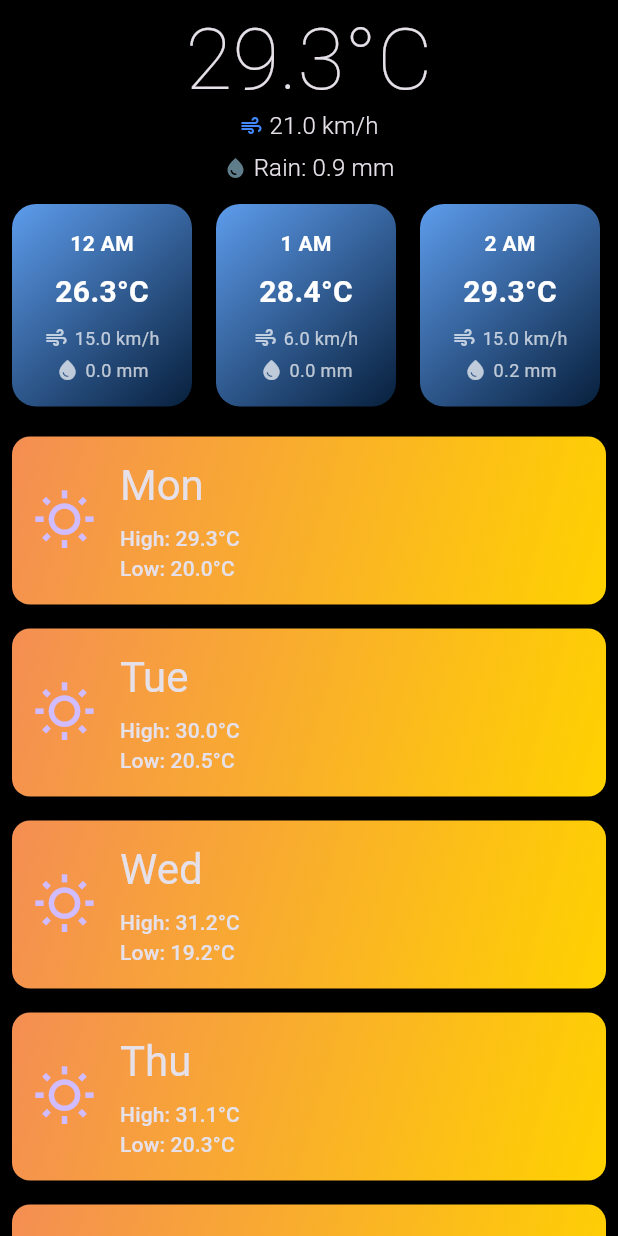
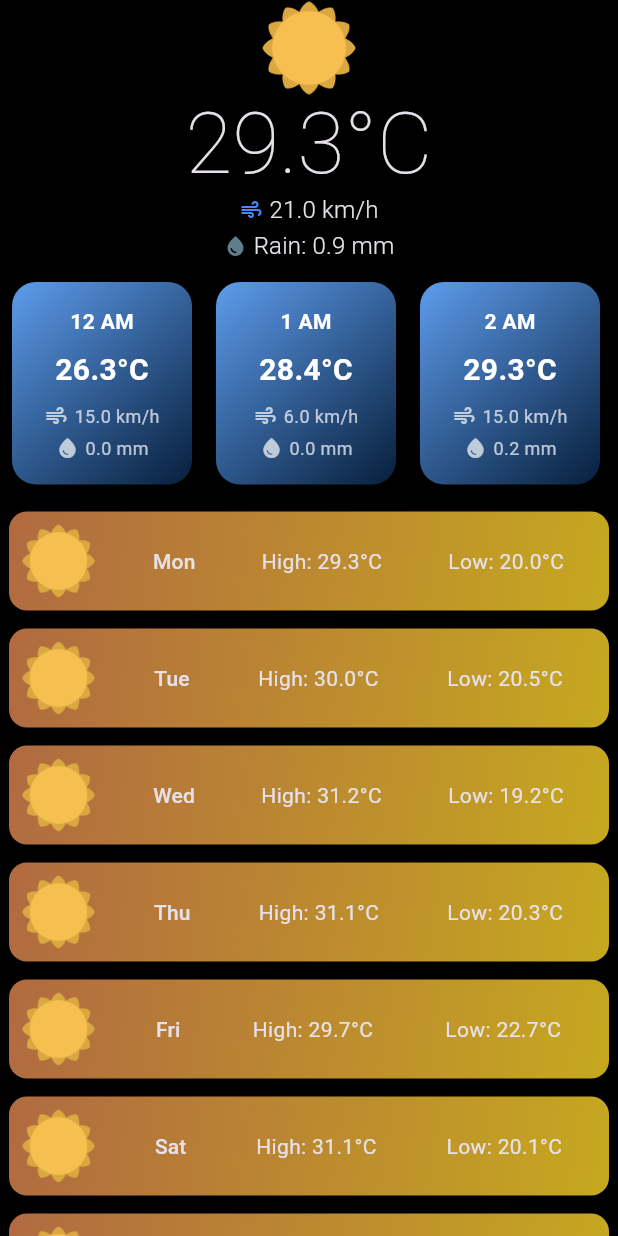
Before and after one commit to Ceren-Canbaz/weather_charts, a Flutter app: the screen it shows after launch, on a phone screen of 412 x 824 dp. Run offline on Flutter 3.47's test engine with Material 3 defaults, Android fonts, the phone set to English and light mode, and no system bars.

Commit message:
feat: icon generator added

```diff
--- a/lib/views/widgets/weather_widgets/current_weather.dart
+++ b/lib/views/widgets/weather_widgets/current_weather.dart
@@ -1,5 +1,6 @@
 import 'package:flutter/material.dart';
 import 'package:weather_charts/viewmodels/weather_viewmodel.dart';
+import 'package:weather_charts/views/widgets/weather_widgets/weather_icon.dart';
 
 class CurrentWeatherWidget extends StatelessWidget {
   const CurrentWeatherWidget({super.key});
@@ -14,7 +15,10 @@ class CurrentWeatherWidget extends StatelessWidget {
       mainAxisSize: MainAxisSize.min,
       crossAxisAlignment: CrossAxisAlignment.center,
       children: [
-        const SizedBox(height: 8),
+        WeatherIcon(
+          temperature: viewModel.getCurrentWeather().temperature,
+          size: 64,
+        ),
         Text(
           '${currentWeather.temperature.toStringAsFixed(1)}°C',
           style: Theme.of(context).textTheme.displayLarge?.copyWith(
@@ -36,7 +40,6 @@ class CurrentWeatherWidget extends StatelessWidget {
             ),
           ],
         ),
-        const SizedBox(height: 4),
         Row(
           mainAxisAlignment: MainAxisAlignment.center,
           children: [
--- a/lib/views/widgets/weather_widgets/weather_day_card.dart
+++ b/lib/views/widgets/weather_widgets/weather_day_card.dart
@@ -1,4 +1,5 @@
 import 'package:flutter/material.dart';
+import 'package:weather_charts/views/widgets/weather_widgets/weather_icon.dart';
 
 class WeatherDayCard extends StatelessWidget {
   final String day;
@@ -15,9 +16,9 @@ class WeatherDayCard extends StatelessWidget {
   @override
   Widget build(BuildContext context) {
     return Padding(
-      padding: const EdgeInsets.all(8.0),
+      padding: const EdgeInsets.all(6.0),
       child: Container(
-        padding: const EdgeInsets.all(14.0),
+        padding: const EdgeInsets.all(8),
         decoration: BoxDecoration(
           gradient: generateGradient(highTemp),
           borderRadius: BorderRadius.circular(12.0),
@@ -32,29 +33,24 @@ class WeatherDayCard extends StatelessWidget {
         child: Row(
           crossAxisAlignment: CrossAxisAlignment.center,
           children: [
-            Icon(
-              Icons.wb_sunny_outlined,
-              size: 42,
-              color: Theme.of(context).colorScheme.primary,
-            ),
+            WeatherIcon(temperature: highTemp),
             const SizedBox(width: 16),
             Expanded(
-              child: Column(
-                crossAxisAlignment: CrossAxisAlignment.start,
+              child: Row(
+                crossAxisAlignment: CrossAxisAlignment.center,
+                mainAxisAlignment: MainAxisAlignment.spaceAround,
                 children: [
                   Text(
                     day,
-                    style:
-                        Theme.of(context).textTheme.headlineMedium?.copyWith(),
-                  ),
-                  const SizedBox(height: 8),
-                  Text(
-                    'High: ${highTemp.toStringAsFixed(1)}°C',
                     style: Theme.of(context).textTheme.titleSmall?.copyWith(),
                   ),
                   Text(
+                    'High: ${highTemp.toStringAsFixed(1)}°C',
+                    style: Theme.of(context).textTheme.bodyMedium?.copyWith(),
+                  ),
+                  Text(
                     'Low: ${lowTemp.toStringAsFixed(1)}°C',
-                    style: Theme.of(context).textTheme.titleSmall?.copyWith(),
+                    style: Theme.of(context).textTheme.bodyMedium?.copyWith(),
                   ),
                 ],
               ),
@@ -75,13 +71,16 @@ LinearGradient generateGradient(double temperature) {
     );
   } else if (temperature > 0 && temperature <= 20) {
     return const LinearGradient(
-      colors: [Color(0xFF50E3C2), Color(0xFFE9E678)],
+      colors: [Color(0xFF50E3C2), Color.fromARGB(255, 186, 183, 88)],
       begin: Alignment.topLeft,
       end: Alignment.bottomRight,
     );
   } else {
     return const LinearGradient(
-      colors: [Color.fromARGB(255, 244, 142, 83), Color(0xFFFFD200)],
+      colors: [
+        Color.fromARGB(255, 177, 106, 65),
+        Color.fromARGB(255, 198, 168, 31)
+      ],
       begin: Alignment.topLeft,
       end: Alignment.bottomRight,
     );
--- /dev/null
+++ b/lib/views/widgets/weather_widgets/weather_icon.dart
@@ -0,0 +1,34 @@
+import 'package:flutter/material.dart';
+
+class WeatherIcon extends StatelessWidget {
+  final double temperature;
+  final double size;
+
+  const WeatherIcon({
+    super.key,
+    required this.temperature,
+    this.size = 50,
+  });
+
+  @override
+  Widget build(BuildContext context) {
+    String imagePath;
+
+    if (temperature <= 0) {
+      imagePath = 'assets/pngs/sn.png';
+    } else if (temperature > 0 && temperature <= 15) {
+      imagePath = 'assets/pngs/cloudy.png';
+    } else if (temperature > 15 && temperature <= 25) {
+      imagePath = 'assets/pngs/sunandcloud.png';
+    } else {
+      imagePath = 'assets/pngs/sun.png';
+    }
+
+    return Image.asset(
+      imagePath,
+      width: size,
+      height: size,
+      fit: BoxFit.contain,
+    );
+  }
+}
--- a/lib/views/widgets/weather_widgets/week_weather.dart
+++ b/lib/views/widgets/weather_widgets/week_weather.dart
@@ -14,7 +14,8 @@ class WeekWeather extends StatelessWidget {
   @override
   Widget build(BuildContext context) {
     return Column(
-      children: weathers.map((weather) {
+      children: weathers.map(
+        (weather) {
           return WeatherDayCard(
             day: dayList[weathers.indexOf(
               weather,
@@ -22,7 +23,8 @@ class WeekWeather extends StatelessWidget {
             highTemp: weather.highTemperature,
             lowTemp: weather.lowTemperature,
           );
-      }).toList(),
+        },
+      ).toList(),
     );
   }
 }
--- a/pubspec.yaml
+++ b/pubspec.yaml
@@ -33,7 +33,7 @@ flutter:
   # To add assets to your application, add an assets section, like this:
   assets:
     - assets/weather.json
-  #   - images/a_dot_ham.jpeg
+    - assets/pngs/
 
   # An image asset can refer to one or more resolution-specific "variants", see
   # https://flutter.dev/to/resolution-aware-images
```
Also changed, not shown: assets/pngs/cloudy.png (added), assets/pngs/rainy.png (added), assets/pngs/sn.png (added), assets/pngs/sun.png (added), assets/pngs/sunandcloud.png (added). Lines whose indentation alone changed are shown as unchanged.
